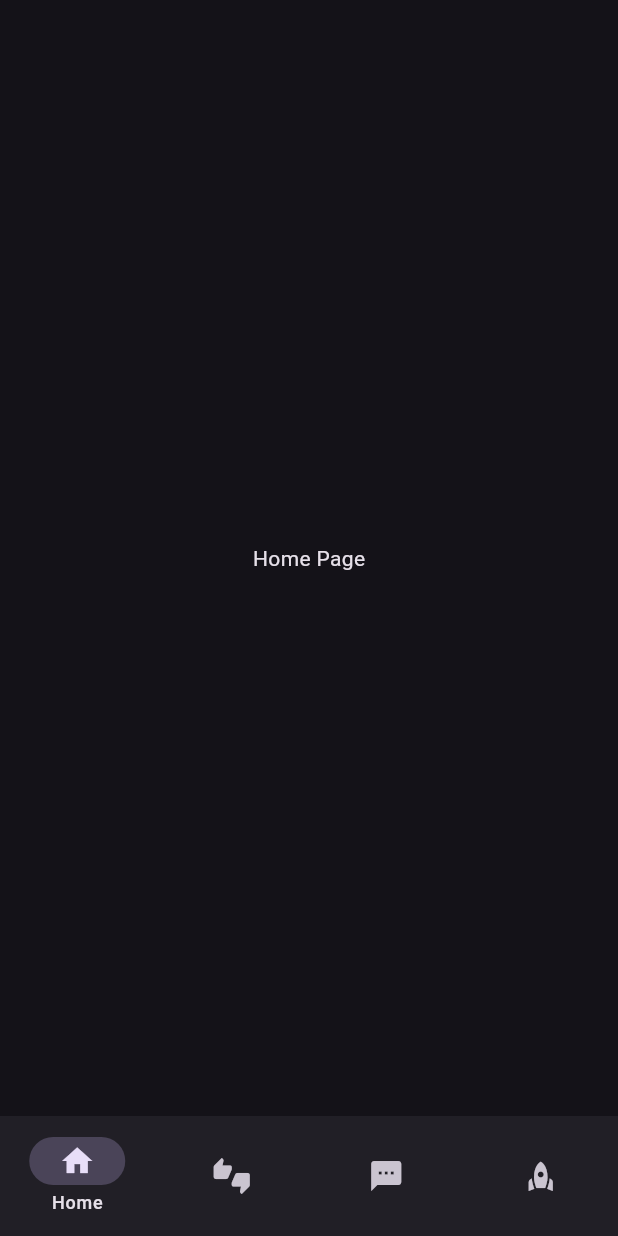
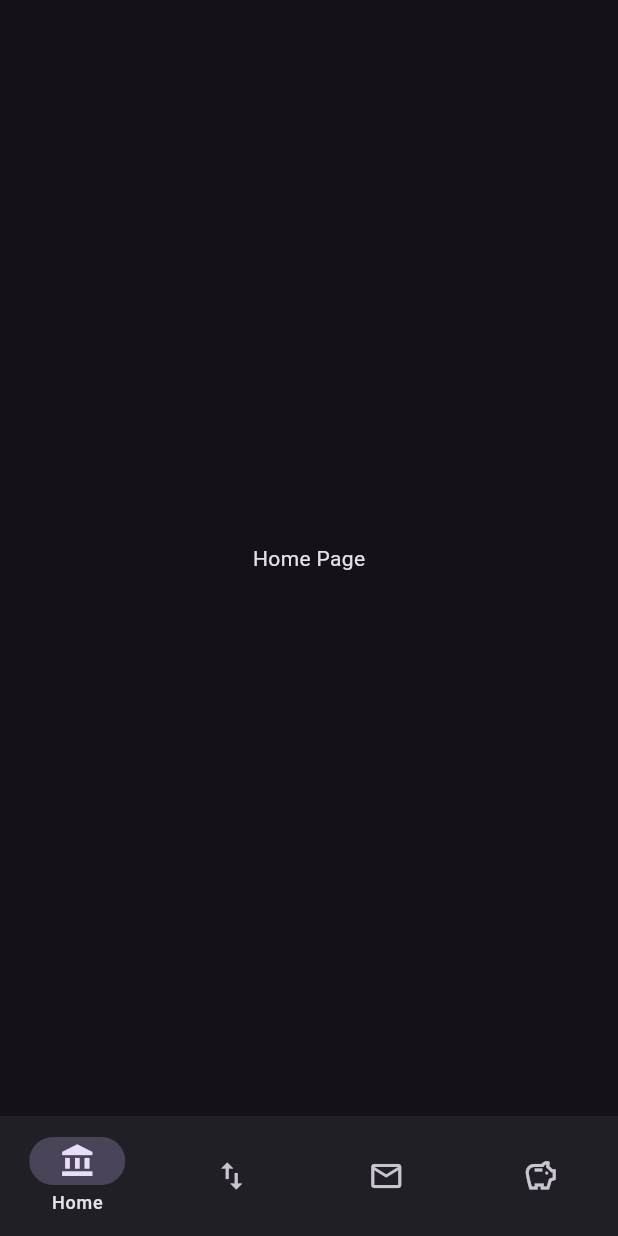
Before and after one commit to iamsaeedbm/jibeto, a Flutter app: the screen it shows after launch, on a phone screen of 412 x 824 dp. Run offline on Flutter 3.47's test engine with Material 3 defaults, Android fonts, the phone set to English and light mode, and no system bars; our stand-ins replace go_router.

Commit message:
modify nav bar

```diff
--- a/lib/features/presentation/widgets/custom_nav_bar.dart
+++ b/lib/features/presentation/widgets/custom_nav_bar.dart
@@ -13,11 +13,14 @@ class CustomNavBar extends StatelessWidget {
           onDestinationSelected: navigationShell.goBranch,
           labelBehavior: NavigationDestinationLabelBehavior.onlyShowSelected,
           destinations: [
-            NavigationDestination(icon: Icon(Icons.home), label: 'Home'),
             NavigationDestination(
-                icon: Icon(Icons.thumbs_up_down), label: 'Transactions'),
-            NavigationDestination(icon: Icon(Icons.sms), label: 'Bank SMS'),
-            NavigationDestination(icon: Icon(Icons.rocket), label: 'Ai'),
+                icon: Icon(Icons.account_balance), label: 'Home'),
+            NavigationDestination(
+                icon: Icon(Icons.swap_vert), label: 'Transactions'),
+            NavigationDestination(
+                icon: Icon(Icons.mail_outlined), label: 'Bank SMS'),
+            NavigationDestination(
+                icon: Icon(Icons.savings_outlined), label: 'Ai'),
           ]),
     );
   }
```
